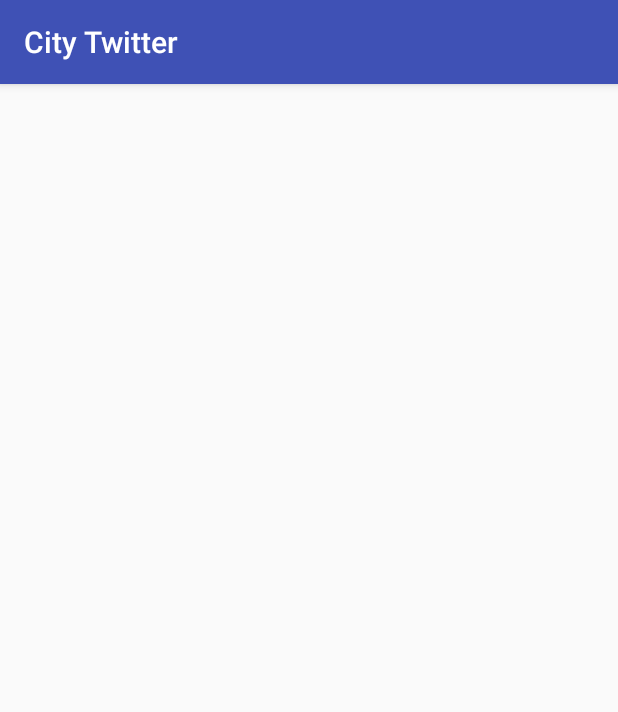
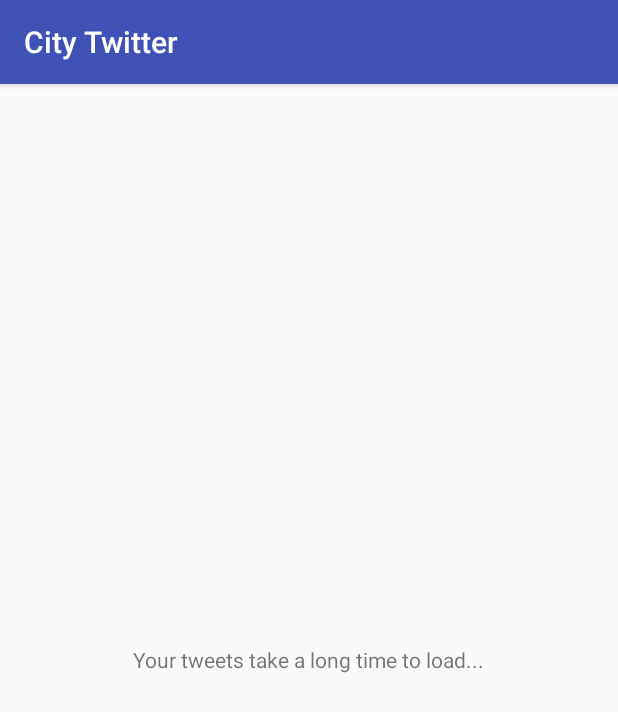
Before and after one commit to bryansills/CityTwitter, an Android app: the screen it shows after launch (MainActivity), on a phone screen of 412 x 824 dp. Shown: the top 712 px of the screen. Run offline under Robolectric (Android 15) with nearby library versions, the phone set to English and light mode, and no system bars; 5 statements that could not run were skipped.

Commit message:
add support for an empty list view

```diff
--- /dev/null
+++ b/app/src/main/java/ninja/bryansills/citytwitter/EmptyViewHolder.java
@@ -0,0 +1,10 @@
+package ninja.bryansills.citytwitter;
+
+import android.support.v7.widget.RecyclerView;
+import android.view.View;
+
+public class EmptyViewHolder extends RecyclerView.ViewHolder {
+    public EmptyViewHolder(View v) {
+        super(v);
+    }
+}
--- a/app/src/main/java/ninja/bryansills/citytwitter/TweetAdapter.java
+++ b/app/src/main/java/ninja/bryansills/citytwitter/TweetAdapter.java
@@ -7,7 +7,10 @@ import android.view.ViewGroup;
 
 import java.util.List;
 
-public class TweetAdapter extends RecyclerView.Adapter<TweetViewHolder> {
+public class TweetAdapter extends RecyclerView.Adapter<RecyclerView.ViewHolder> {
+
+    private static final int VIEW_TYPE_EMPTY_LIST_PLACEHOLDER = 0;
+    private static final int VIEW_TYPE_OBJECT_VIEW = 1;
 
     private List<Tweet> tweetList;
 
@@ -16,22 +19,47 @@ public class TweetAdapter extends RecyclerView.Adapter<TweetViewHolder> {
     }
 
     @Override
-    public TweetViewHolder onCreateViewHolder(ViewGroup parent, int viewType) {
-        View v = LayoutInflater.from(parent.getContext())
-                .inflate(R.layout.item_tweet, parent, false);
+    public RecyclerView.ViewHolder onCreateViewHolder(ViewGroup parent, int viewType) {
+        RecyclerView.ViewHolder vh;
+        View v;
 
-        TweetViewHolder vh = new TweetViewHolder(v);
+        switch(viewType) {
+            case VIEW_TYPE_EMPTY_LIST_PLACEHOLDER:
+                v = LayoutInflater.from(parent.getContext())
+                        .inflate(R.layout.empty_list, parent, false);
+
+                vh = new EmptyViewHolder(v);
+                break;
+            default:
+                v = LayoutInflater.from(parent.getContext())
+                        .inflate(R.layout.item_tweet, parent, false);
+
+                vh = new TweetViewHolder(v);
+                break;
+        }
+
         return vh;
     }
 
     @Override
-    public void onBindViewHolder(TweetViewHolder holder, int position) {
-        TweetViewHolder.bind(holder, tweetList.get(position));
+    public void onBindViewHolder(RecyclerView.ViewHolder holder, int position) {
+        if (holder instanceof TweetViewHolder) {
+            TweetViewHolder.bind((TweetViewHolder) holder, tweetList.get(position));
+        }
+    }
+
+    @Override
+    public int getItemViewType(int position) {
+        if (tweetList.isEmpty()) {
+            return VIEW_TYPE_EMPTY_LIST_PLACEHOLDER;
+        } else {
+            return VIEW_TYPE_OBJECT_VIEW;
+        }
     }
 
     @Override
     public int getItemCount() {
-        return tweetList.size();
+        return tweetList.size() > 0 ? tweetList.size() : 1;
     }
 
     public void setTweetList(List<Tweet> tweets) {
--- /dev/null
+++ b/app/src/main/res/layout/empty_list.xml
@@ -0,0 +1,12 @@
+<?xml version="1.0" encoding="utf-8"?>
+<FrameLayout
+    xmlns:android="http://schemas.android.com/apk/res/android"
+    android:layout_width="match_parent"
+    android:layout_height="match_parent">
+
+    <TextView
+        android:layout_width="wrap_content"
+        android:layout_height="wrap_content"
+        android:layout_gravity="center"
+        android:text="Your tweets take a long time to load..." />
+</FrameLayout>
```
